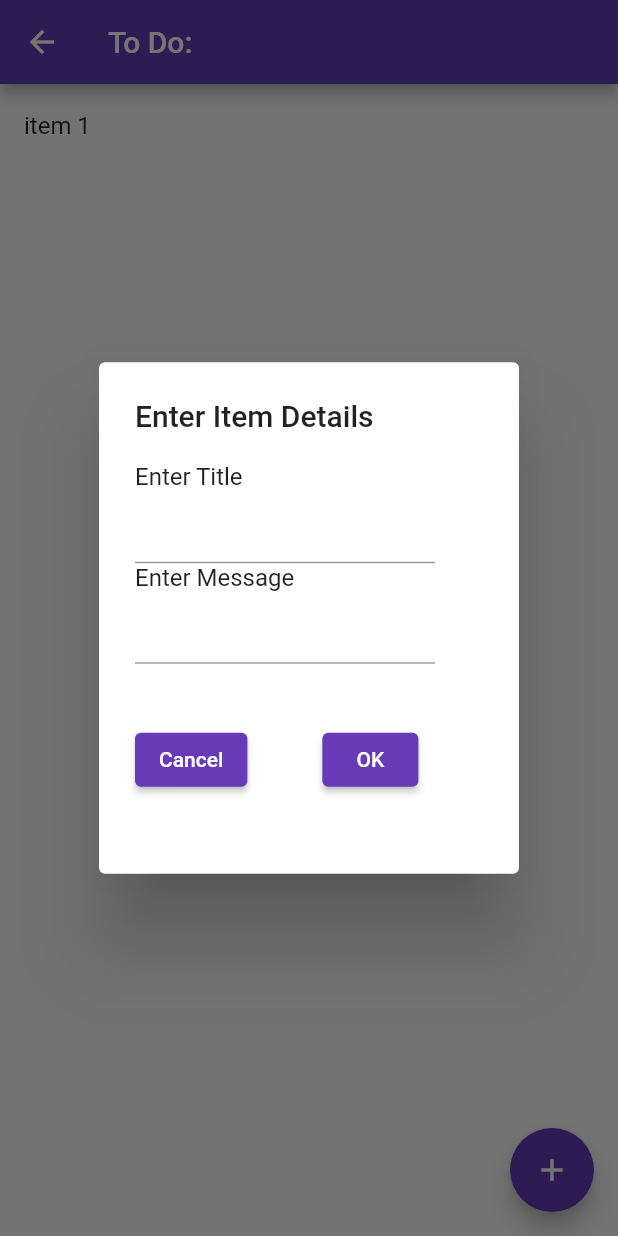
After one commit to itxmubi/Flutter-with-Firebase, a Flutter app: the ToDoListScreen screen opened directly, after a tap on the "add" icon, on a phone screen of 412 x 824 dp. The commit adds this screen. Run offline on Flutter 3.47's test engine with Material 2 defaults, Android fonts, the phone set to English and light mode, and no system bars; our stand-ins replace animated_text_kit, bloc, cloud_firestore, email_validator, firebase_auth, firebase_core and 5 more; accounts and stored records are empty; project files that could hold a hidden picture were left out.

Commit message:
working on to do list

```diff
--- /dev/null
+++ b/lib/Controllers/todo_controller.dart
@@ -0,0 +1,33 @@
+import 'package:cloud_firestore/cloud_firestore.dart';
+import 'package:firebase_auth/firebase_auth.dart';
+import 'package:get/get.dart';
+
+class TodoController extends GetxController {
+  User? user = FirebaseAuth.instance.currentUser;
+
+  addnewItem(String title, String message) async {
+    FirebaseFirestore.instance
+        .collection("Users")
+        .doc(user!.uid)
+        .collection("Todo")
+        .doc()
+        .set({
+      "task": title,
+      "message": message,
+    }).then((value) {
+      return Get.defaultDialog(
+          title: "Success", middleText: "Your Item is updated");
+    });
+  }
+
+  getAllTasks() {
+ var tasks =    FirebaseFirestore.instance
+        .collection("Users")
+        .doc(user!.uid)
+        .collection("Todo")
+        .doc()
+        .get();
+
+
+  }
+}
--- /dev/null
+++ b/lib/ToDo List/to_do_list_screen.dart
@@ -0,0 +1,91 @@
+import 'package:flutter/material.dart';
+import 'package:flutter_with_firebase/Controllers/todo_controller.dart';
+import 'package:get/get.dart';
+
+class ToDoListScreen extends StatefulWidget {
+  const ToDoListScreen({super.key});
+
+  @override
+  State<ToDoListScreen> createState() => _ToDoListScreenState();
+}
+
+class _ToDoListScreenState extends State<ToDoListScreen> {
+  TodoController todoController = Get.put(TodoController());
+  TextEditingController titleController = TextEditingController();
+  TextEditingController messageController = TextEditingController();
+
+  // User? user = FirebaseAuth.instance.currentUser;
+  @override
+  Widget build(BuildContext context) {
+    return Scaffold(
+      floatingActionButton: FloatingActionButton(
+        onPressed: () {
+          showDialog(
+              context: context,
+              builder: (ctx) {
+                return AlertDialog(
+                    title: const Text("Enter Item Details"),
+                    content: SizedBox(
+                      height: 250,
+                      child: Column(
+                        crossAxisAlignment: CrossAxisAlignment.start,
+                        children: [
+                          const Text("Enter Title"),
+                          SizedBox(
+                            width: 200,
+                            child: TextField(
+                              controller: titleController,
+                            ),
+                          ),
+                          const Text("Enter Message"),
+                          SizedBox(
+                            width: 200,
+                            child: TextField(
+                              controller: messageController,
+                            ),
+                          ),
+                          const SizedBox(
+                            height: 40,
+                          ),
+                          Row(
+                            children: [
+                              ElevatedButton(
+                                  onPressed: () {},
+                                  child: const Text("Cancel")),
+                              const SizedBox(
+                                width: 50,
+                              ),
+                              ElevatedButton(
+                                  onPressed: () {
+                                    todoController.addnewItem(
+                                        titleController.text,
+                                        messageController.text);
+                                  },
+                                  child: const Text("OK")),
+                            ],
+                          )
+                        ],
+                      ),
+                    ));
+              });
+          // FirebaseFirestore.instance
+          //     .collection("Users")
+          //     .doc(user!.uid)
+          //     .collection("Todo")
+          //     .doc()
+          //     .set({"task": "Hi this is my new task"}).then((value) {
+          //   return Get.defaultDialog(
+          //       title: "Success", middleText: "Your Item is updated");
+          // });
+        },
+        child: const Icon(Icons.add),
+      ),
+      appBar: AppBar(title: const Text("To Do:")),
+      body: Column(children: const [
+        ListTile(
+          title: Text("item 1"),
+        )
+      ]),
+    );
+  }
+}
```
Also changed, not shown: lib/Screens/after_login.dart (+8 -9 lines).
